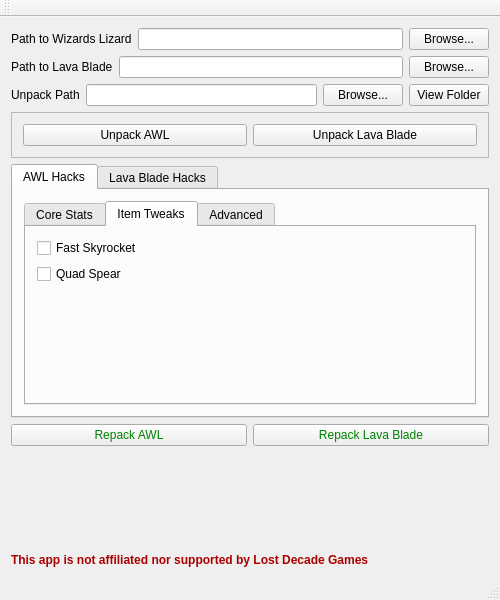
Qt form mainwindow.ui (dannagle/ragatron) before a commit.
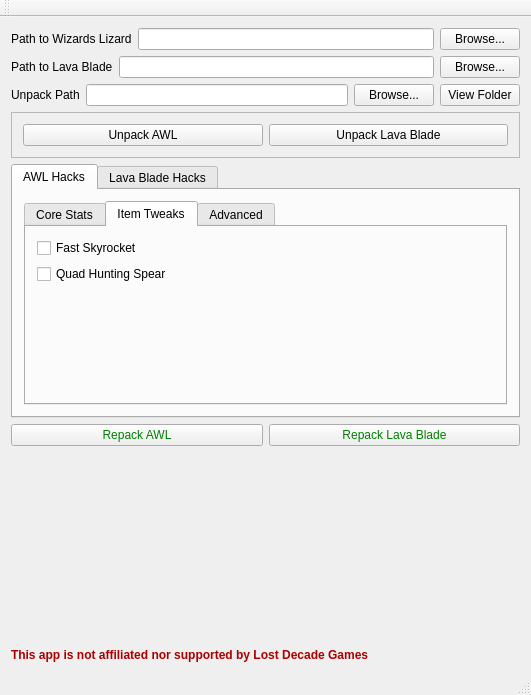
The same form after that commit. The open tabs and pages were chosen to show the change.

Commit message: fix the million gold hack

```diff
--- a/mainwindow.ui
+++ b/mainwindow.ui
@@ -6,8 +6,8 @@
    <rect>
     <x>0</x>
     <y>0</y>
-    <width>500</width>
-    <height>600</height>
+    <width>531</width>
+    <height>695</height>
    </rect>
   </property>
   <property name="windowTitle">
@@ -198,7 +198,7 @@
             <item>
              <widget class="QCheckBox" name="quadSpearCheck">
               <property name="text">
-               <string>Quad Spear</string>
+               <string>Quad Hunting Spear</string>
               </property>
              </widget>
             </item>
```
Left out of the diff: 10 changed lines with no effect on the pictures. The commit also changes 1 other file.
